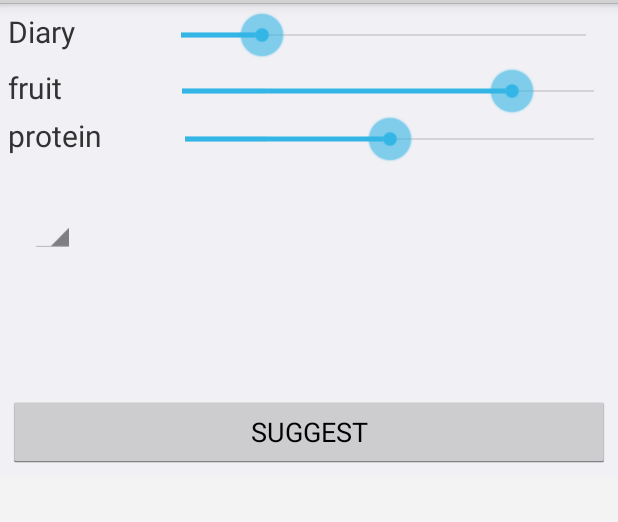
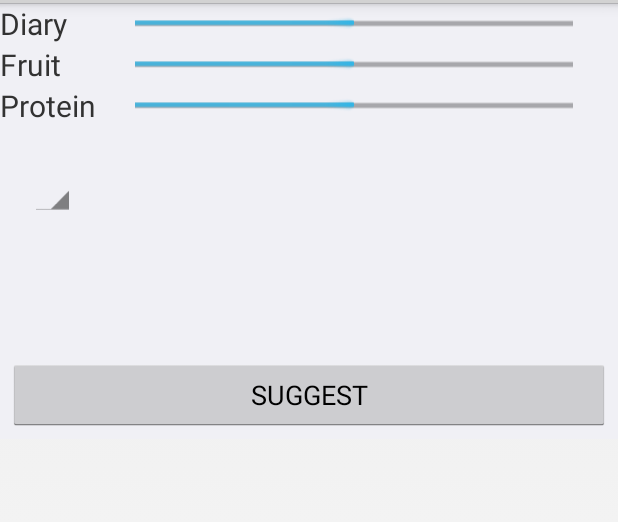
Before and after one commit to DharmanshuKamraa/mHealthHWJZD, an Android app: the fragment CartFragment shown on its own in the app's theme, on a phone screen of 412 x 824 dp, the part 69-591 px from its top. Run offline under Robolectric (Android 15) with nearby library versions, the phone set to English and light mode, and no system bars.

Commit message:
working on cart

```diff
--- a/eat_client_v0.2/app/src/main/res/layout/fragment_cart.xml
+++ b/eat_client_v0.2/app/src/main/res/layout/fragment_cart.xml
@@ -11,70 +11,78 @@
     <LinearLayout
         android:layout_width="fill_parent"
         android:layout_height="wrap_content"
-        android:layout_margin="5dp"
         android:orientation="horizontal"
         android:id="@+id/linearLayout1">
 
         <TextView
-            android:layout_width="wrap_content"
+            android:layout_width="80dip"
             android:layout_height="wrap_content"
             android:text="Diary"
             android:textSize="20sp" />
 
-        <SeekBar
-            android:id="@+id/seek1"
+        <ProgressBar
+            style="?android:attr/progressBarStyleHorizontal"
             android:layout_width="fill_parent"
-            android:layout_height="wrap_content"
-            android:paddingLeft="70dp"
-            android:progress="20"
-            android:secondaryProgress="20" />
+            android:layout_height="match_parent"
+            android:id="@+id/progressBar1"
+            android:paddingLeft="10dp"
+            android:paddingRight="30dp"
+            android:max="100"
+            android:progress="50"
+            android:indeterminate="false" />
 
     </LinearLayout>
 
     <LinearLayout
         android:layout_width="fill_parent"
         android:layout_height="wrap_content"
-        android:layout_marginLeft="5dp"
         android:orientation="horizontal"
         android:id="@+id/linearLayout2"
         android:layout_below="@+id/linearLayout1">
 
         <TextView
-            android:layout_width="wrap_content"
+            android:layout_width="80dip"
             android:layout_height="wrap_content"
-            android:text="fruit"
+            android:text="Fruit"
             android:textSize="20sp" />
 
-        <SeekBar
-            android:id="@+id/seek2"
+        <ProgressBar
+            style="?android:attr/progressBarStyleHorizontal"
             android:layout_width="fill_parent"
-            android:layout_height="wrap_content"
-            android:progress="80"
-            android:paddingLeft="80dp"
-            android:secondaryProgress="20" />
+            android:layout_height="match_parent"
+            android:id="@+id/progressBar2"
+            android:paddingLeft="10dp"
+            android:paddingRight="30dp"
+            android:max="100"
+            android:progress="50"
+            android:indeterminate="false" />
     </LinearLayout>
 
     <LinearLayout
         android:layout_width="fill_parent"
         android:layout_height="wrap_content"
-        android:layout_marginLeft="5dp"
         android:orientation="horizontal"
         android:id="@+id/linearLayout3"
-        android:layout_below="@+id/linearLayout2">
+        android:layout_below="@+id/linearLayout2"
+        android:weightSum="1">
 
         <TextView
-            android:layout_width="wrap_content"
+            android:layout_width="80dip"
             android:layout_height="wrap_content"
-            android:text="protein"
+            android:text="Protein"
             android:textSize="20sp" />
 
-        <SeekBar
-            android:id="@+id/seek3"
+        <ProgressBar
+            style="?android:attr/progressBarStyleHorizontal"
             android:layout_width="fill_parent"
-            android:layout_height="wrap_content"
-            android:paddingLeft="55dp"
+            android:layout_height="match_parent"
+            android:id="@+id/progressBar3"
+            android:paddingLeft="10dp"
+            android:paddingRight="30dp"
+            android:max="100"
             android:progress="50"
-            android:secondaryProgress="20" />
+            android:indeterminate="false" />
+
     </LinearLayout>
 
     <LinearLayout xmlns:android="http://schemas.android.com/apk/res/android"
@@ -82,6 +90,7 @@
         android:layout_height="wrap_content"
         android:orientation="vertical"
         >
+
         <ListView
             android:id="@android:id/list"
             android:layout_width="fill_parent"
```
